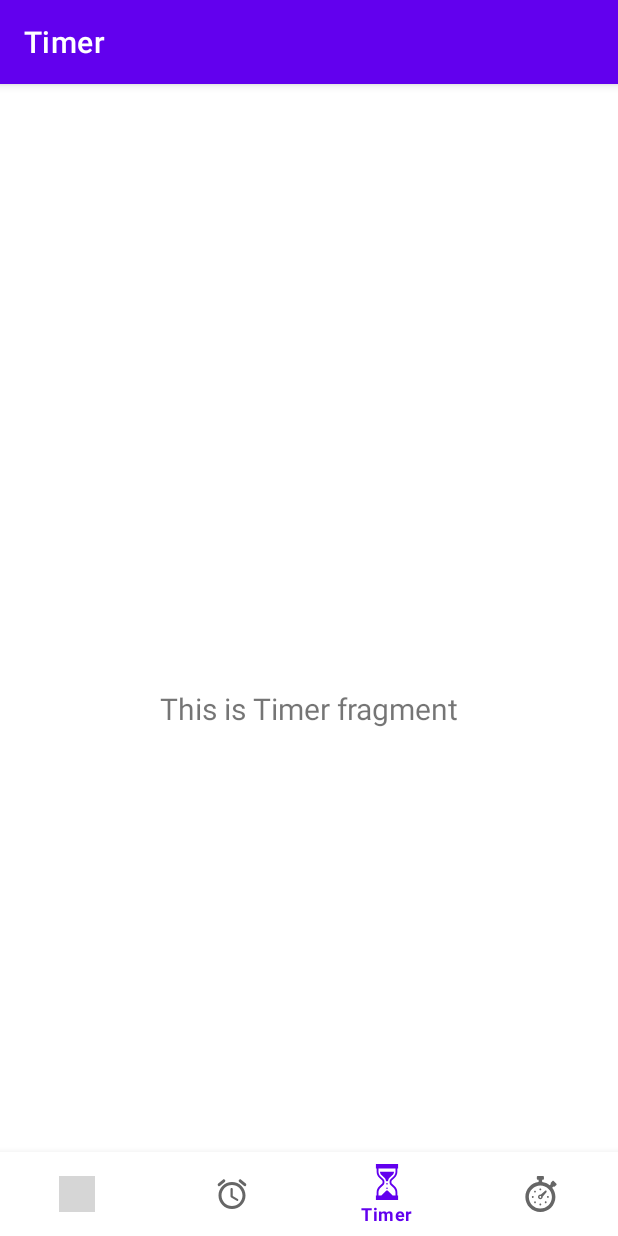
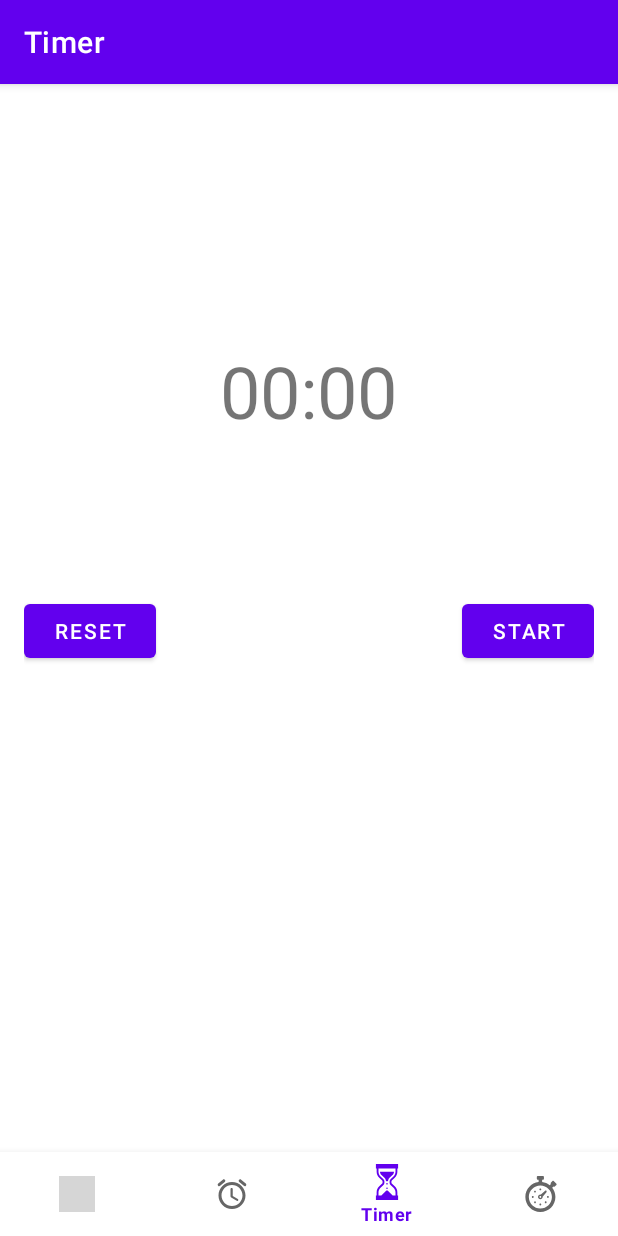
Before and after one commit to gast-r/clockapp, an Android app: the TimerFragment screen opened through its navigation route, on a phone screen of 412 x 824 dp. Run offline under Robolectric (Android 15) with nearby library versions, the phone set to English and light mode, and no system bars; our stand-ins replace navigation-ui; 2 statements that could not run were skipped; grey boxes are pictures that could not be loaded.

Commit message:
first timer implementation

```diff
--- a/app/src/main/java/uqac/dim/clockapp/ui/timer/TimerFragment.java
+++ b/app/src/main/java/uqac/dim/clockapp/ui/timer/TimerFragment.java
@@ -1,32 +1,113 @@
 package uqac.dim.clockapp.ui.timer;
 
 import android.os.Bundle;
+import android.os.CountDownTimer;
 import android.view.LayoutInflater;
 import android.view.View;
 import android.view.ViewGroup;
+import android.widget.Button;
 import android.widget.TextView;
 
 import androidx.annotation.NonNull;
 import androidx.fragment.app.Fragment;
 import androidx.lifecycle.ViewModelProvider;
 
+import java.util.Locale;
+
 import uqac.dim.clockapp.databinding.FragmentTimerBinding;
 
 public class TimerFragment extends Fragment {
 
     private FragmentTimerBinding binding;
+    private TimerViewModel timerViewModel;
+    private CountDownTimer countDownTimer;
+    private boolean timerRunning;
+    private long startTimeInMillis = 600000; // Initial timer duration in milliseconds (10 minutes)
 
+    @Override
     public View onCreateView(@NonNull LayoutInflater inflater,
                              ViewGroup container, Bundle savedInstanceState) {
-        TimerViewModel TimerViewModel =
-                new ViewModelProvider(this).get(TimerViewModel.class);
-
         binding = FragmentTimerBinding.inflate(inflater, container, false);
         View root = binding.getRoot();
 
-        final TextView textView = binding.textTimer;
-        TimerViewModel.getText().observe(getViewLifecycleOwner(), textView::setText);
+        final TextView textViewTimer = binding.textViewTimer;
+        final Button leftButton = binding.leftButton;
+        final Button rightButton = binding.rightButton;
+
+        timerViewModel = new ViewModelProvider(this).get(TimerViewModel.class);
+
+        // Observe timer text updates
+        timerViewModel.getText().observe(getViewLifecycleOwner(), timerText -> {
+            textViewTimer.setText(timerText);
+        });
+
+        leftButton.setOnClickListener(view -> {
+            resetTimer();
+        });
+
+        rightButton.setOnClickListener(view -> {
+            if (timerRunning) {
+                pauseTimer();
+            } else {
+                startTimer();
+            }
+        });
+
+        updateButtons();
+
         return root;
+    }
+
+    private void startTimer() {
+        countDownTimer = new CountDownTimer(startTimeInMillis, 1000) {
+            @Override
+            public void onTick(long millisUntilFinished) {
+                startTimeInMillis = millisUntilFinished;
+                updateTimerText(startTimeInMillis);
+            }
+
+            @Override
+            public void onFinish() {
+                timerRunning = false;
+                updateButtons();
+            }
+        }.start();
+
+        timerRunning = true;
+        updateButtons();
+    }
+
+    private void pauseTimer() {
+        countDownTimer.cancel();
+        timerRunning = false;
+        updateButtons();
+    }
+
+    private void resetTimer() {
+        startTimeInMillis = 600000; // Reset timer to 10 minutes
+        updateTimerText(startTimeInMillis);
+        timerRunning = false;
+        updateButtons();
+    }
+
+    private void updateTimerText(long milliseconds) {
+        int minutes = (int) (milliseconds / 1000) / 60;
+        int seconds = (int) (milliseconds / 1000) % 60;
+        String timerText = String.format(Locale.getDefault(), "%02d:%02d", minutes, seconds);
+        timerViewModel.setText(timerText);
+    }
+
+    private void updateButtons() {
+        final Button leftButton = binding.leftButton;
+        final Button rightButton = binding.rightButton;
+
+        if (timerRunning) {
+            leftButton.setText(R.string.reset);
+            rightButton.setText(R.string.pause);
+        } else {
+            leftButton.setText(R.string.reset);
+            rightButton.setText(R.string.start);
+        }
     }
 
     @Override
--- a/app/src/main/java/uqac/dim/clockapp/ui/timer/TimerViewModel.java
+++ b/app/src/main/java/uqac/dim/clockapp/ui/timer/TimerViewModel.java
@@ -6,14 +6,18 @@ import androidx.lifecycle.ViewModel;
 
 public class TimerViewModel extends ViewModel {
 
-    private final MutableLiveData<String> mText;
+    private MutableLiveData<String> text;
 
     public TimerViewModel() {
-        mText = new MutableLiveData<>();
-        mText.setValue("This is Timer fragment");
+        text = new MutableLiveData<>();
+        text.setValue("00:00");
     }
 
     public LiveData<String> getText() {
-        return mText;
+        return text;
+    }
+
+    public void setText(String timerText) {
+        text.setValue(timerText);
     }
 }
--- a/app/src/main/res/layout/fragment_timer.xml
+++ b/app/src/main/res/layout/fragment_timer.xml
@@ -1,22 +1,36 @@
 <?xml version="1.0" encoding="utf-8"?>
-<androidx.constraintlayout.widget.ConstraintLayout xmlns:android="http://schemas.android.com/apk/res/android"
-    xmlns:app="http://schemas.android.com/apk/res-auto"
+<RelativeLayout xmlns:android="http://schemas.android.com/apk/res/android"
     xmlns:tools="http://schemas.android.com/tools"
     android:layout_width="match_parent"
     android:layout_height="match_parent"
+    android:padding="16dp"
     tools:context=".ui.timer.TimerFragment">
 
     <TextView
-        android:id="@+id/text_timer"
-        android:layout_width="match_parent"
+        android:id="@+id/textViewTimer"
+        android:layout_width="wrap_content"
         android:layout_height="wrap_content"
-        android:layout_marginStart="8dp"
-        android:layout_marginTop="8dp"
-        android:layout_marginEnd="8dp"
-        android:textAlignment="center"
-        android:textSize="20sp"
-        app:layout_constraintBottom_toBottomOf="parent"
-        app:layout_constraintEnd_toEndOf="parent"
-        app:layout_constraintStart_toStartOf="parent"
-        app:layout_constraintTop_toTopOf="parent"/>
-</androidx.constraintlayout.widget.ConstraintLayout>
+        android:textSize="48sp"
+        android:paddingTop="100dp"
+        android:paddingBottom="80dp"
+        android:layout_centerHorizontal="true"/>
+
+    <Button
+        android:id="@+id/leftButton"
+        android:layout_width="wrap_content"
+        android:layout_height="wrap_content"
+        android:layout_below="@id/textViewTimer"
+        android:layout_marginTop="24dp"
+        android:layout_alignParentStart="true"
+        android:text="Reset" />
+
+    <Button
+        android:id="@+id/rightButton"
+        android:layout_width="wrap_content"
+        android:layout_height="wrap_content"
+        android:layout_below="@id/textViewTimer"
+        android:layout_marginTop="24dp"
+        android:layout_alignParentEnd="true"
+        android:text="Start" />
+
+</RelativeLayout>
```
